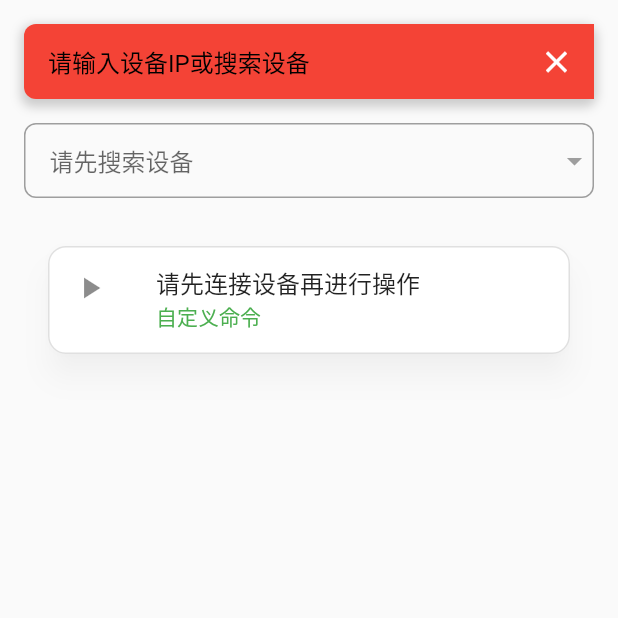
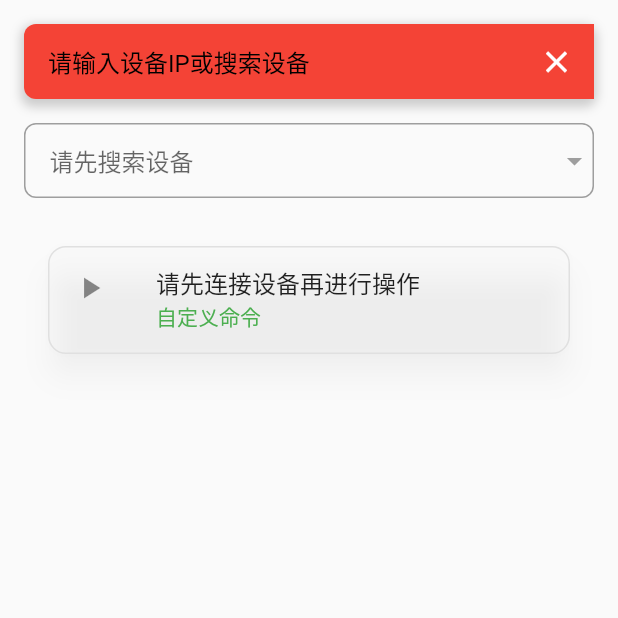
Before and after one commit to lanzeweie/HanHan, a Flutter app: the ZhuPage screen opened directly, after a tap on the "search" icon, on a phone screen of 412 x 824 dp, the top half of it. Run offline on Flutter 3.47's test engine with Material 2 defaults, Android fonts, the phone set to English and light mode, and no system bars; our stand-ins replace introduction_screen, shared_preferences; accounts and stored records are empty; network calls fail.

Commit message:
添加新颜色

```diff
--- a/lib/color.dart
+++ b/lib/color.dart
@@ -75,4 +75,14 @@ class AppColors {
   static Color colorConfigIcon(bool isDarkMode_force, bool isDarkMode) {
     return isDarkMode_force ? Colors.white : (isDarkMode ? Colors.white : Color.fromARGB(255, 75, 69, 70));
   }
+  // 卡片颜色 Setconfig.dart
+  static Color colorConfigCard(bool isDarkMode_force, bool isDarkMode) {
+    if (isDarkMode_force) {
+      return Colors.grey[850]!; // 深灰色，避免使用黑色
+    } else {
+      return isDarkMode
+          ? Colors.grey[850] ?? Colors.grey[800]! // 深灰色
+          : Colors.white.withOpacity(0.9); // 更柔和的白色
+    }
+  }
 }
```
